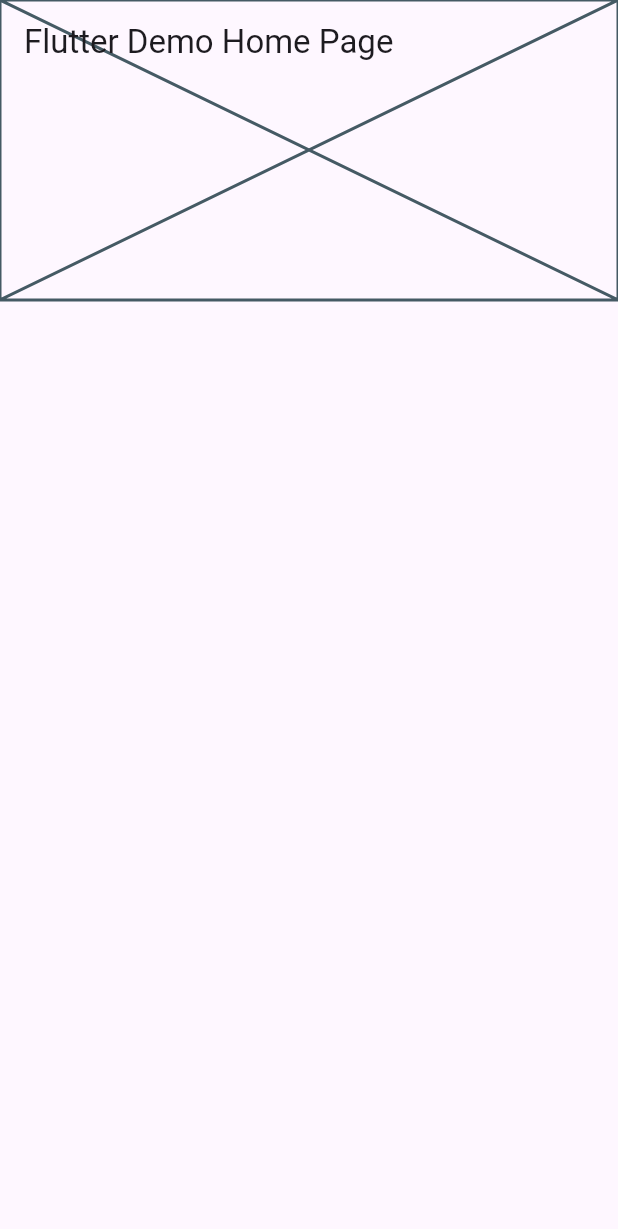
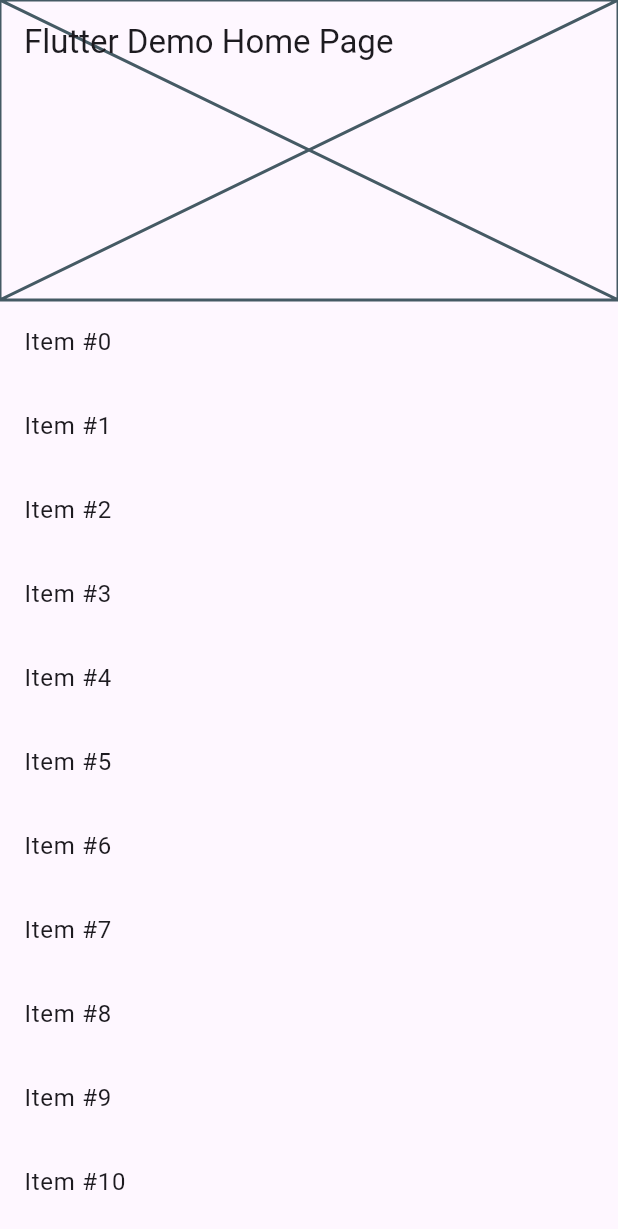
Before and after one commit to handoiditu1508/flutter-test_drive, a Flutter app: the screen it shows after launch, on a phone screen of 412 x 824 dp. Shown: the top 1229 px of the screen. Run offline on Flutter 3.47's test engine with Material 3 defaults, Android fonts, the phone set to English and light mode, and no system bars.

Commit message:
add list of items

```diff
--- a/lib/main.dart
+++ b/lib/main.dart
@@ -23,14 +23,14 @@ class MyApp extends StatelessWidget {
 class MyHomePage extends StatelessWidget {
   const MyHomePage({super.key});
 
-  static const String title = 'Flutter Demo Home Page';
+  static const title = 'Flutter Demo Home Page';
 
   @override
   Widget build(BuildContext context) {
-    return const Scaffold(
+    return Scaffold(
       body: CustomScrollView(
         slivers: [
-          SliverAppBar(
+          const SliverAppBar(
             // Provide a standard title.
             title: Text(title),
             // Allows the user to reveal the app bar if they begin scrolling
@@ -41,6 +41,16 @@ class MyHomePage extends StatelessWidget {
             // Make the initial height of the SliverAppBar larger than normal.
             expandedHeight: 200,
           ),
+          SliverList(
+            // Use a delegate to build items as they're scrolled on screen.
+            delegate: SliverChildBuilderDelegate(
+              // The builder function returns a ListTile with a title that
+              // displays the index of the current item.
+              (context, index) => ListTile(title: Text('Item #$index')),
+              // Builds 1000 ListTiles
+              childCount: 1000,
+            ),
+          ),
         ],
       ),
     );
```
